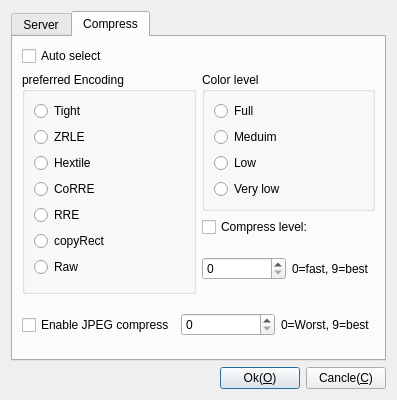
Old version of the form Viewer/Plugins/TigerVnc/DlgSettings.ui in the repository KangLin/RabbitRemoteControl.
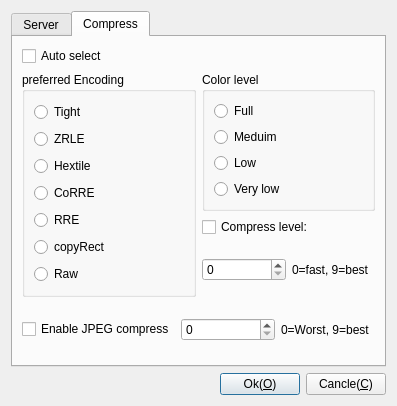
New version of the form. The open tabs and pages were chosen to show the change.

The edit to the form file:
```diff
--- a/Viewer/Plugins/TigerVnc/DlgSettings.ui
+++ b/Viewer/Plugins/TigerVnc/DlgSettings.ui
@@ -7,7 +7,7 @@
     <x>0</x>
     <y>0</y>
     <width>397</width>
-    <height>400</height>
+    <height>406</height>
    </rect>
   </property>
   <property name="windowTitle">
@@ -181,7 +181,11 @@
           </widget>
          </item>
          <item>
-          <widget class="QSpinBox" name="spJPEGLevel"/>
+          <widget class="QSpinBox" name="spJPEGLevel">
+           <property name="maximum">
+            <number>9</number>
+           </property>
+          </widget>
          </item>
          <item>
           <widget class="QLabel" name="label_4">
```
Left out of the diff: 6 changed lines with no effect on the pictures.
